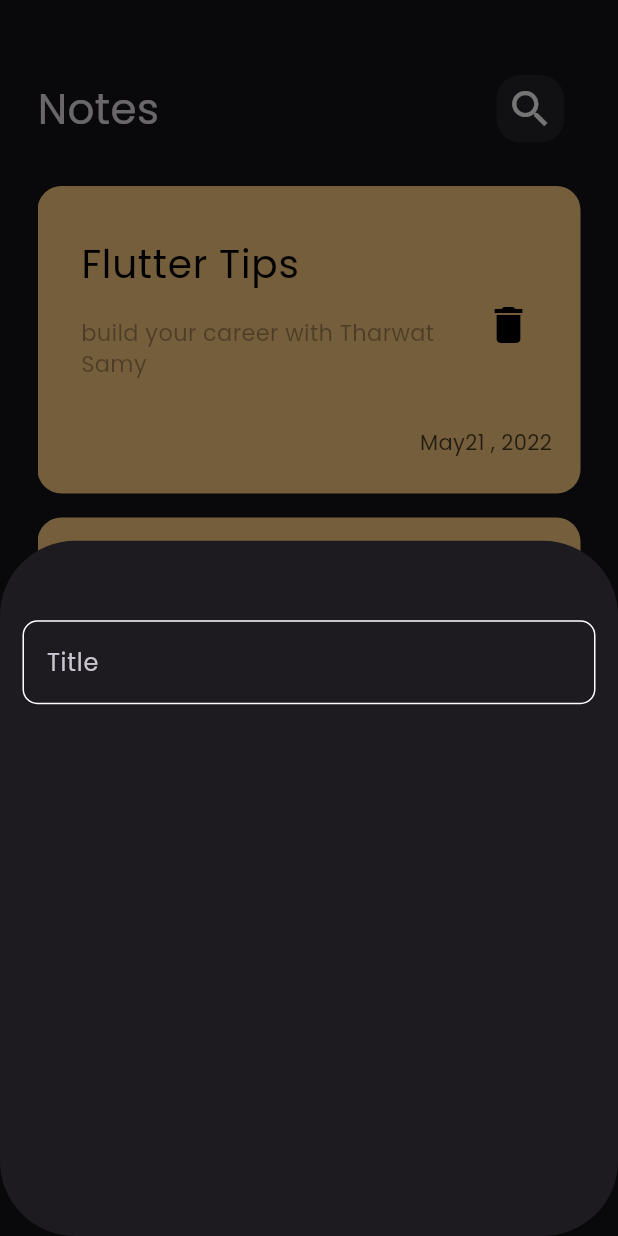
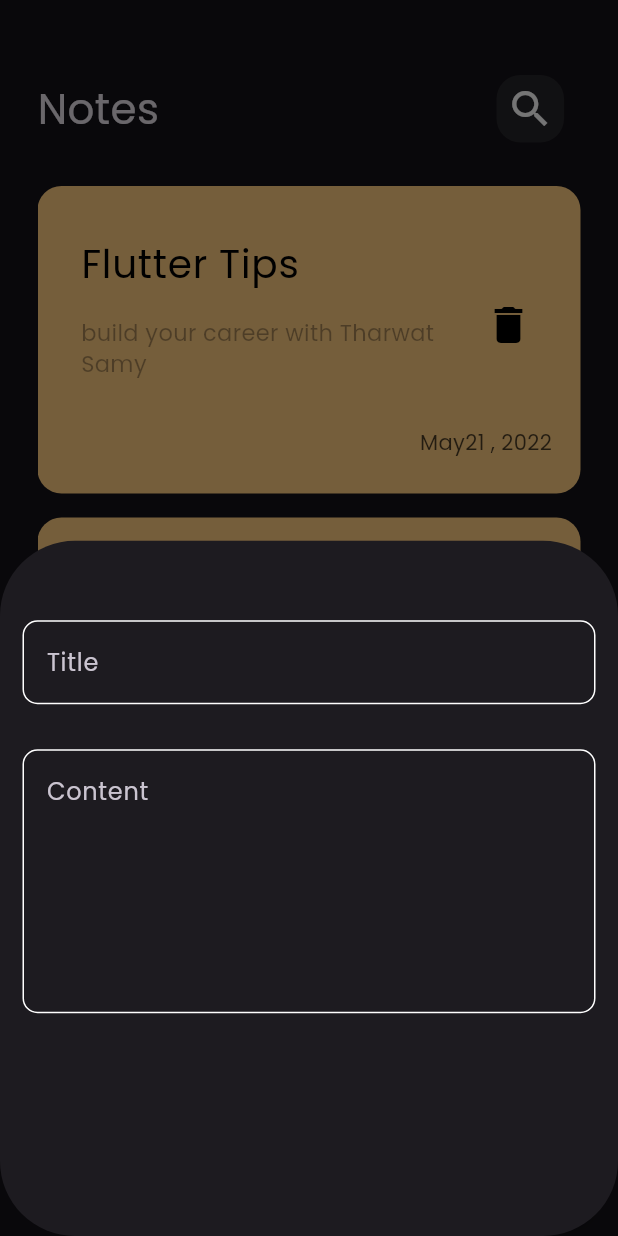
Before and after one commit to iYoussefAdly/notes_app, a Flutter app: the screen it shows after launch, after a tap on the "add" icon, on a phone screen of 412 x 824 dp. Run offline on Flutter 3.47's test engine with Material 3 defaults, Android fonts, the phone set to English and light mode, and no system bars.

Commit message:
add CustomTextField to AddNoteBottomSheet

```diff
--- a/lib/widgets/add_note_bottom_sheet.dart
+++ b/lib/widgets/add_note_bottom_sheet.dart
@@ -12,8 +12,14 @@ class AddNoteBottomSheet extends StatelessWidget {
         children: [
           Padding(
             padding: const EdgeInsets.only(top: 38),
-            child: CustomTextField(),
-          )
+            child: CustomTextField(
+              hint: 'Title',
+            ),
+          ),
+          SizedBox(
+            height: 30,
+          ),
+          CustomTextField(hint: 'Content',maxLines: 6,)
         ],
       ),
     );
--- a/lib/widgets/custom_text_field.dart
+++ b/lib/widgets/custom_text_field.dart
@@ -2,24 +2,26 @@ import 'package:flutter/material.dart';
 import 'package:notes_app/widgets/constants.dart';
 
 class CustomTextField extends StatelessWidget {
-  const CustomTextField({super.key});
-
+  const CustomTextField({super.key, required this.hint, this.maxLines=1});
+  final String hint;
+  final int maxLines;
   @override
   Widget build(BuildContext context) {
     return TextField(
+      maxLines: maxLines,
       cursorColor: kPrimaryColor,
       decoration: InputDecoration(
-        hintText: 'Title',
+        hintText: hint,
         focusedBorder: buildBorder(kPrimaryColor),
-        enabledBorder:buildBorder()
+        enabledBorder: buildBorder(),
       ),
     );
   }
 
   OutlineInputBorder buildBorder([Color? color]) {
     return OutlineInputBorder(
-        borderRadius: BorderRadius.circular(10),
-        borderSide: BorderSide(color:color??Colors.white)
-      );
+      borderRadius: BorderRadius.circular(10),
+      borderSide: BorderSide(color: color ?? Colors.white),
+    );
   }
 }
```
